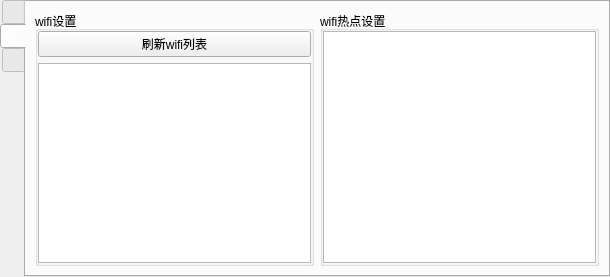
The window that Gui/Options/optionui.ui (rpdhunter/swbox) describes before a commit, drawn with Qt 5.
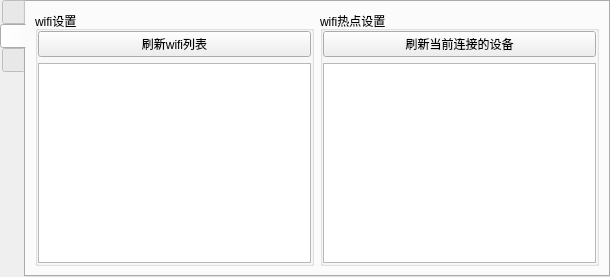
The same window after the commit. The open tabs and pages were chosen to show the change.

Patch:
```diff
--- a/Gui/Options/optionui.ui
+++ b/Gui/Options/optionui.ui
@@ -685,7 +685,14 @@
            <number>0</number>
           </property>
           <item>
-           <widget class="QListWidget" name="listWidget_2"/>
+           <widget class="QPushButton" name="pushButton_hot">
+            <property name="text">
+             <string>刷新当前连接的设备</string>
+            </property>
+           </widget>
+          </item>
+          <item>
+           <widget class="QListWidget" name="listWidget_hot"/>
           </item>
          </layout>
         </widget>
```
Left out of the diff: 5 changed lines with no effect on the pictures.
